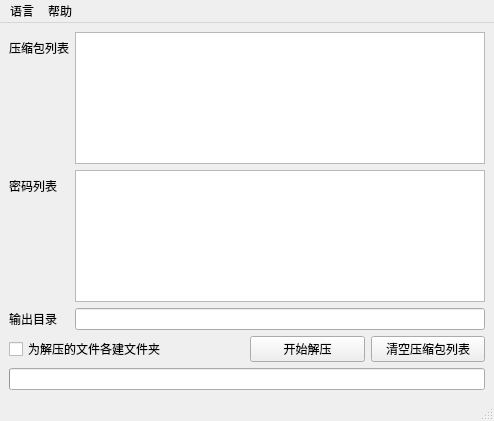
airaou/Decompression.Qt, file mainwindow.ui: the form before one commit.
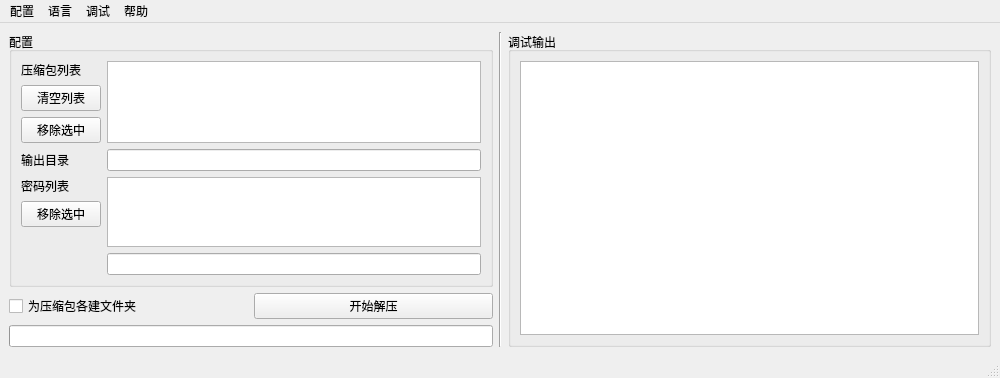
The form after the commit.

Commit message: 增加一大堆功能 增加调试窗口

```diff
--- a/mainwindow.ui
+++ b/mainwindow.ui
@@ -6,8 +6,8 @@
    <rect>
     <x>0</x>
     <y>0</y>
-    <width>494</width>
-    <height>421</height>
+    <width>1000</width>
+    <height>363</height>
    </rect>
   </property>
   <property name="acceptDrops">
@@ -17,15 +17,57 @@
    <string>解压自动化</string>
   </property>
   <widget class="QWidget" name="centralwidget">
-   <layout class="QVBoxLayout" name="verticalLayout">
+   <layout class="QHBoxLayout" name="horizontalLayout_4">
+    <item>
+     <layout class="QVBoxLayout" name="verticalLayout_4">
+      <item>
+       <widget class="QGroupBox" name="groupBox">
+        <property name="title">
+         <string>配置</string>
+        </property>
+        <layout class="QHBoxLayout" name="horizontalLayout_2">
     <item>
      <layout class="QFormLayout" name="formLayout">
       <item row="0" column="0">
+            <layout class="QVBoxLayout" name="verticalLayout">
+             <item>
        <widget class="QLabel" name="label_2">
         <property name="text">
          <string>压缩包列表</string>
         </property>
-       </widget>
+               <property name="alignment">
+                <set>Qt::AlignLeading|Qt::AlignLeft|Qt::AlignTop</set>
+               </property>
+              </widget>
+             </item>
+             <item>
+              <widget class="QPushButton" name="clearButton">
+               <property name="text">
+                <string>清空列表</string>
+               </property>
+              </widget>
+             </item>
+             <item>
+              <widget class="QPushButton" name="archDelButton">
+               <property name="text">
+                <string>移除选中</string>
+               </property>
+              </widget>
+             </item>
+             <item>
+              <spacer name="verticalSpacer">
+               <property name="orientation">
+                <enum>Qt::Vertical</enum>
+               </property>
+               <property name="sizeHint" stdset="0">
+                <size>
+                 <width>20</width>
+                 <height>40</height>
+                </size>
+               </property>
+              </spacer>
+             </item>
+            </layout>
       </item>
       <item row="0" column="1">
        <widget class="QListWidget" name="infilesList">
@@ -37,42 +79,90 @@
        </widget>
       </item>
       <item row="1" column="0">
-       <widget class="QLabel" name="label_3">
-        <property name="text">
-         <string>密码列表</string>
-        </property>
-       </widget>
-      </item>
-      <item row="1" column="1">
-       <widget class="QListWidget" name="pswList"/>
-      </item>
-      <item row="2" column="0">
        <widget class="QLabel" name="label_1">
         <property name="text">
          <string>输出目录</string>
         </property>
        </widget>
       </item>
-      <item row="2" column="1">
+           <item row="1" column="1">
        <widget class="QLineEdit" name="outdirEdit">
         <property name="acceptDrops">
          <bool>false</bool>
         </property>
-       </widget>
-      </item>
-     </layout>
-    </item>
+             <property name="readOnly">
+              <bool>true</bool>
+             </property>
+            </widget>
+           </item>
+           <item row="2" column="0">
+            <layout class="QVBoxLayout" name="verticalLayout_2">
+             <item>
+              <widget class="QLabel" name="label_3">
+               <property name="text">
+                <string>密码列表</string>
+               </property>
+               <property name="alignment">
+                <set>Qt::AlignLeading|Qt::AlignLeft|Qt::AlignTop</set>
+               </property>
+              </widget>
+             </item>
+             <item>
+              <widget class="QPushButton" name="pswDelButton">
+               <property name="text">
+                <string>移除选中</string>
+               </property>
+              </widget>
+             </item>
+             <item>
+              <spacer name="verticalSpacer_2">
+               <property name="orientation">
+                <enum>Qt::Vertical</enum>
+               </property>
+               <property name="sizeHint" stdset="0">
+                <size>
+                 <width>20</width>
+                 <height>40</height>
+                </size>
+               </property>
+              </spacer>
+             </item>
+            </layout>
+           </item>
+           <item row="2" column="1">
+            <layout class="QVBoxLayout" name="verticalLayout_3">
     <item>
-     <layout class="QHBoxLayout" name="horizontalLayout_2">
+              <widget class="QListWidget" name="pswList">
+               <property name="font">
+                <font>
+                 <family>新宋体</family>
+                </font>
+               </property>
+              </widget>
+             </item>
       <item>
-       <widget class="QCheckBox" name="checkBox">
-        <property name="text">
-         <string>为解压的文件各建文件夹</string>
-        </property>
+              <widget class="QLineEdit" name="pswEdit">
+               <property name="acceptDrops">
+                <bool>false</bool>
+               </property>
+              </widget>
+             </item>
+            </layout>
+           </item>
+          </layout>
+         </item>
+        </layout>
        </widget>
       </item>
       <item>
        <layout class="QHBoxLayout" name="horizontalLayout">
+        <item>
+         <widget class="QCheckBox" name="mkdirCheckBox">
+          <property name="text">
+           <string>为压缩包各建文件夹</string>
+          </property>
+         </widget>
+        </item>
         <item>
          <widget class="QPushButton" name="startButton">
           <property name="text">
@@ -80,15 +170,6 @@
           </property>
          </widget>
         </item>
-        <item>
-         <widget class="QPushButton" name="clearButton">
-          <property name="text">
-           <string>清空压缩包列表</string>
-          </property>
-         </widget>
-        </item>
-       </layout>
-      </item>
      </layout>
     </item>
     <item>
@@ -102,13 +183,44 @@
      </widget>
     </item>
    </layout>
+    </item>
+    <item>
+     <widget class="Line" name="line">
+      <property name="orientation">
+       <enum>Qt::Vertical</enum>
+      </property>
+     </widget>
+    </item>
+    <item>
+     <widget class="QGroupBox" name="dbgGroupBox">
+      <property name="title">
+       <string>调试输出</string>
+      </property>
+      <layout class="QHBoxLayout" name="horizontalLayout_3">
+       <item>
+        <widget class="QPlainTextEdit" name="dbgoutEdit">
+         <property name="acceptDrops">
+          <bool>false</bool>
+         </property>
+         <property name="readOnly">
+          <bool>true</bool>
+         </property>
+         <property name="plainText">
+          <string/>
+         </property>
+        </widget>
+       </item>
+      </layout>
+     </widget>
+    </item>
+   </layout>
   </widget>
   <widget class="QMenuBar" name="menubar">
    <property name="geometry">
     <rect>
      <x>0</x>
      <y>0</y>
-     <width>494</width>
+     <width>1000</width>
      <height>23</height>
     </rect>
    </property>
@@ -125,7 +237,23 @@
     </property>
     <addaction name="actionLoadQm"/>
    </widget>
+   <widget class="QMenu" name="menu_3">
+    <property name="title">
+     <string>配置</string>
+    </property>
+    <addaction name="actionLoadCfg"/>
+    <addaction name="actionSaveCfg"/>
+    <addaction name="actionExit"/>
+   </widget>
+   <widget class="QMenu" name="menu_4">
+    <property name="title">
+     <string>调试</string>
+    </property>
+    <addaction name="actionDbgout"/>
+   </widget>
+   <addaction name="menu_3"/>
    <addaction name="menu_2"/>
+   <addaction name="menu_4"/>
    <addaction name="menu"/>
   </widget>
   <widget class="QStatusBar" name="statusbar"/>
```
Left out of the diff: 66 changed lines with no effect on the pictures. Lines whose indentation alone changed are shown as unchanged. The commit also changes 11 other files.
